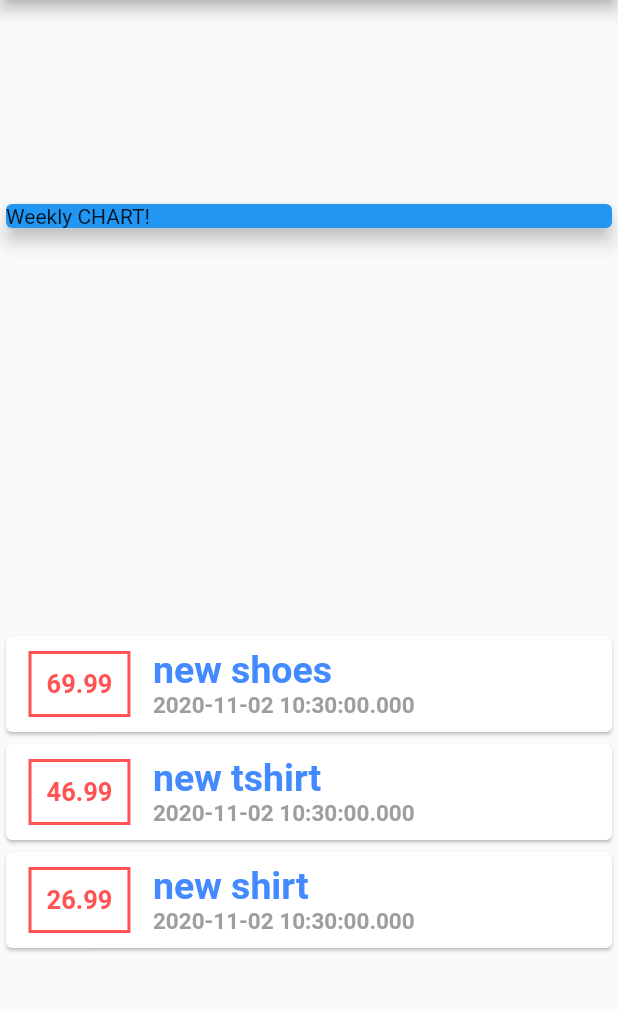
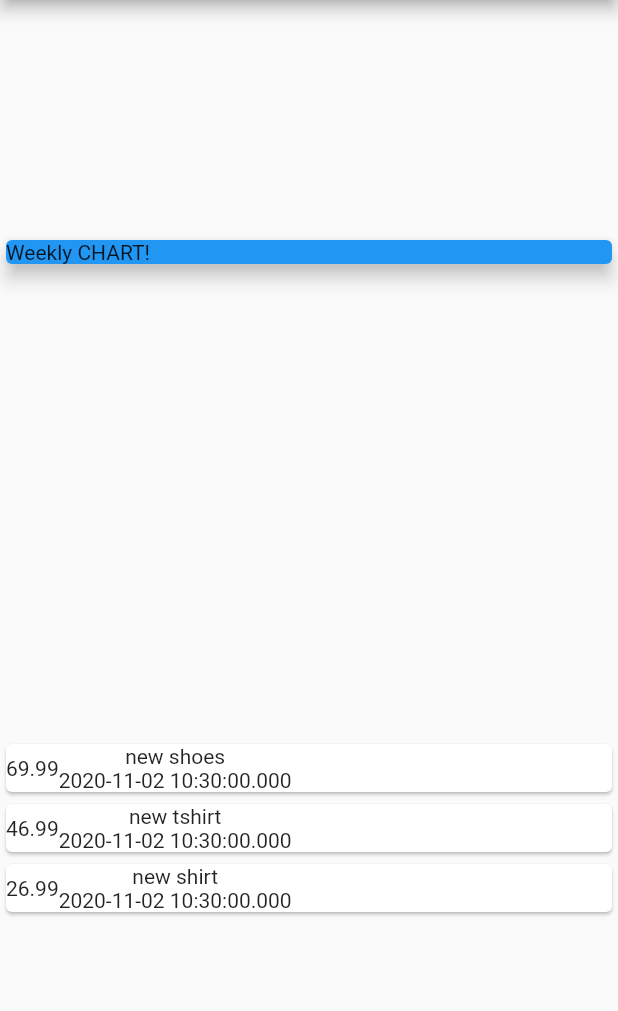
Before and after one commit to IonutSKL/myExpensesApp, a Flutter app: the screen it shows after launch, on a phone screen of 412 x 824 dp, the part 84-1095 px from its top. Run offline on Flutter 3.47's test engine with Material 2 defaults, Android fonts, the phone set to English and light mode, and no system bars.

Commit message:
Revert "small updates - style"
This reverts commit 6a1a9f39a8127d52738f7703d7edf1a670cdef8c.

```diff
--- a/lib/main.dart
+++ b/lib/main.dart
@@ -62,43 +62,15 @@ class MyHomePage extends StatelessWidget {
                 child: Row(
                   children: <Widget>[
                     Container(
-                      margin: EdgeInsets.symmetric(
-                        vertical: 10,
-                        horizontal: 15,
-                      ),
-                      decoration: BoxDecoration(
-                        border: Border.all(
-                          color: Colors.redAccent,
-                          width: 2,
-                        ),
-                      ),
-                      padding: EdgeInsets.all(10),
                       child: Text(
                         tx.amount.toString(),
-                        style: TextStyle(
-                          fontWeight: FontWeight.bold,
-                          fontSize: 17,
-                          color: Colors.redAccent,
-                        ),
                       ),
                     ),
                     Column(
-                      crossAxisAlignment: CrossAxisAlignment.start,
                       children: <Widget>[
-                        Text(
-                          tx.title,
-                          style: TextStyle(
-                            fontWeight: FontWeight.bold,
-                            fontSize: 25,
-                            color: Colors.blueAccent,
-                          ),
-                        ),
+                        Text(tx.title),
                         Text(
                           tx.date.toString(),
-                          style: TextStyle(
-                              fontWeight: FontWeight.bold,
-                              fontSize: 15,
-                              color: Colors.grey),
                         ),
                       ],
                     ),
```
